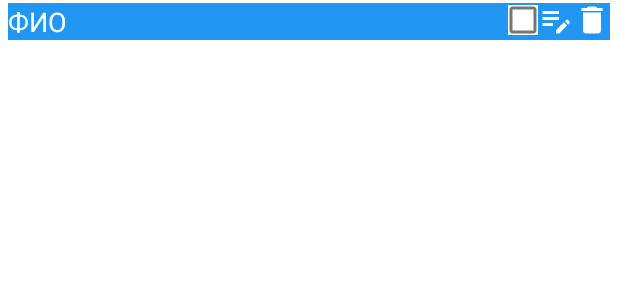
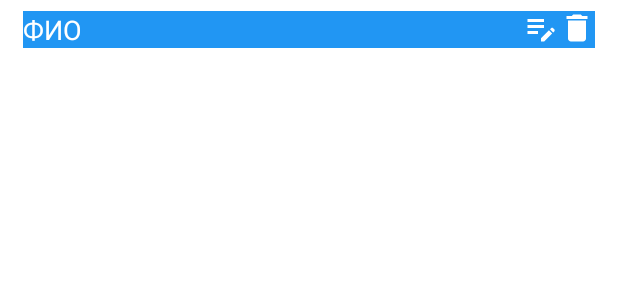
Before and after one commit to alxkrp/SchoolManager, an Android app: the layout card_item_student_view_holder.xml on its own in the app's theme, with its tools: preview values and no code run, on a phone screen of 412 x 824 dp. Shown: the top 300 px of the screen. Run offline under Robolectric (Android 15) with nearby library versions, the phone set to English and light mode, and no system bars.

Commit message:
Добавлен импорт из json

```diff
--- a/app/src/main/AndroidManifest.xml
+++ b/app/src/main/AndroidManifest.xml
@@ -7,6 +7,8 @@
         android:required="false" />
 
     <uses-permission android:name="android.permission.CALL_PHONE" />
+    <uses-permission android:name="android.permission.READ_EXTERNAL_STORAGE"/>
+    <uses-permission android:name="android.permission.WRITE_EXTERNAL_STORAGE"/>
 
     <application
         android:allowBackup="true"
--- a/app/src/main/java/ru/ak/schoolmanager/StudentInfoActivity.kt
+++ b/app/src/main/java/ru/ak/schoolmanager/StudentInfoActivity.kt
@@ -19,11 +19,12 @@ class StudentInfoActivity : AppCompatActivity() {
 
         student = intent.getSerializableExtra("Data") as Student
 
+        val reponsibles = resources.getStringArray(R.array.responsible_list)
         binding.tvFio.text = student?.fio
-        binding.tvResp1.text = student?.resp1
+        binding.tvResp1.text = reponsibles.get(student?.resp1!!)
         binding.tvRespFio1.text = student?.respFio1
         binding.tvRespPhone1.text = student?.respPhone1
-        binding.tvResp2.text = student?.resp2
+        binding.tvResp2.text = reponsibles.get(student?.resp2!!)
         binding.tvRespFio2.text = student?.respFio2
         binding.tvRespPhone2.text = student?.respPhone2
 
--- a/app/src/main/java/ru/ak/schoolmanager/model/Student.kt
+++ b/app/src/main/java/ru/ak/schoolmanager/model/Student.kt
@@ -11,7 +11,7 @@ data class Student(
     var fio: String,
 
     @ColumnInfo(name = "resp1")
-    var resp1: String,
+    var resp1: Int,
 
     @ColumnInfo(name = "respFio1")
     var respFio1: String,
@@ -20,7 +20,7 @@ data class Student(
     var respPhone1: String,
 
     @ColumnInfo(name = "resp2")
-    var resp2: String,
+    var resp2: Int,
 
     @ColumnInfo(name = "respFio2")
     var respFio2: String,
--- a/app/src/main/res/layout/activity_main.xml
+++ b/app/src/main/res/layout/activity_main.xml
@@ -32,7 +32,7 @@
             android:layout_width="wrap_content"
             android:layout_height="wrap_content"
             android:layout_margin="16dp"
-            android:text="Звонок"
+            android:text="Импортировать"
             app:layout_constraintEnd_toEndOf="parent" />
     </LinearLayout>
 </RelativeLayout>
--- a/app/src/main/res/layout/card_item_student_view_holder.xml
+++ b/app/src/main/res/layout/card_item_student_view_holder.xml
@@ -3,9 +3,9 @@
     xmlns:tools="http://schemas.android.com/tools"
     android:layout_width="match_parent"
     android:layout_height="wrap_content"
-    android:layout_marginLeft="5dp"
-    android:layout_marginRight="5dp"
-    android:layout_marginTop="0dp">
+    android:layout_marginLeft="15dp"
+    android:layout_marginRight="15dp"
+    android:layout_marginTop="5dp">
 
     <LinearLayout xmlns:android="http://schemas.android.com/apk/res/android"
         xmlns:tools="http://schemas.android.com/tools"
@@ -41,12 +41,12 @@
         android:layout_toStartOf="@id/actDelete"
         android:layout_centerVertical="true" />
 
-    <CheckBox
-        android:id="@+id/chkSelected"
-        android:layout_width="20dp"
-        android:layout_height="20dp"
-        android:layout_toStartOf="@id/actEdit"
-        android:layout_centerVertical="true"
-        android:background="@color/white"/>
+<!--    <CheckBox-->
+<!--        android:id="@+id/chkSelected"-->
+<!--        android:layout_width="20dp"-->
+<!--        android:layout_height="20dp"-->
+<!--        android:layout_toStartOf="@id/actEdit"-->
+<!--        android:layout_centerVertical="true"-->
+<!--        android:background="@color/white"/>-->
 
 </RelativeLayout>
--- a/app/src/main/res/values/strings.xml
+++ b/app/src/main/res/values/strings.xml
@@ -1,13 +1,16 @@
 <resources>
-    <string name="app_name">SchoolManager</string>
+    <string name="app_name">Школа</string>
 
     <string-array name="responsible_list">
+        <item>-</item>
         <item>Мать</item>
         <item>Отец</item>
         <item>Брат</item>
         <item>Сестра</item>
         <item>Бабушка</item>
         <item>Дедушка</item>
+        <item>Мачеха</item>
+        <item>Отчим</item>
         <item>Тётя</item>
         <item>Дядя</item>
     </string-array>
```
Also changed, not shown: app/src/main/java/ru/ak/schoolmanager/AddStudentActivity.kt (+5 -4 lines), app/src/main/java/ru/ak/schoolmanager/MainActivity.kt (+79 -4 lines).
